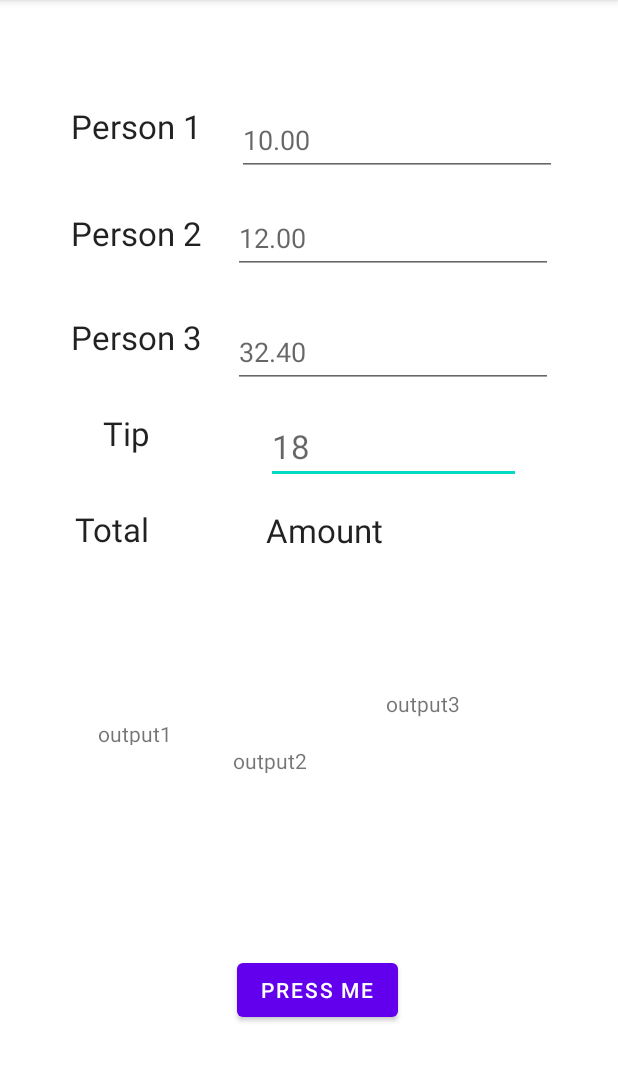
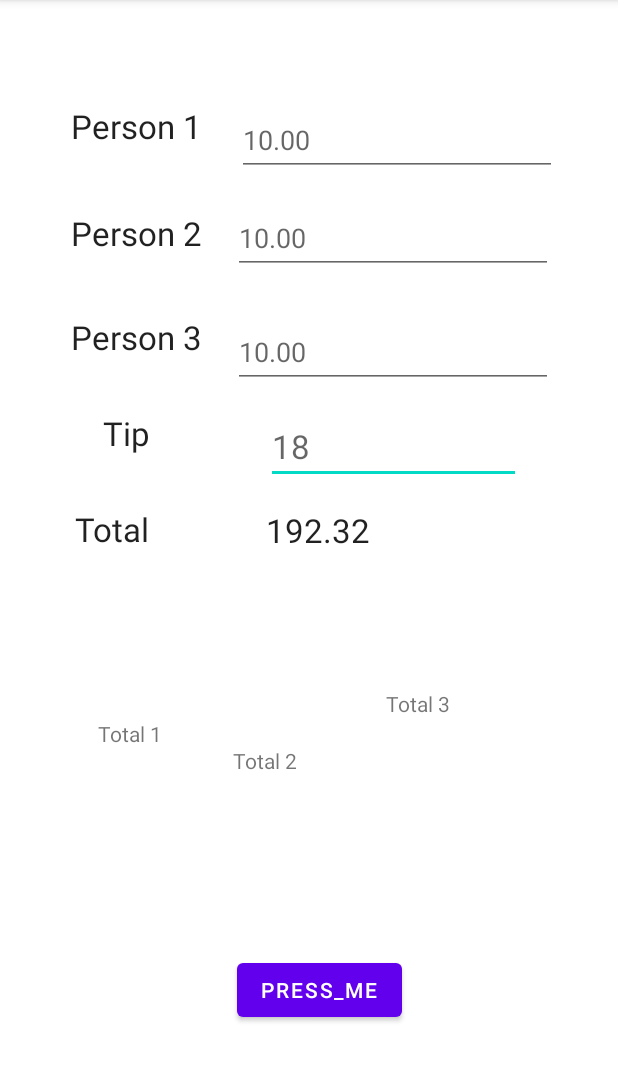
Before and after one commit to vhegde14/tip-calculator, an Android app: the screen it shows after launch (MainActivity), on a phone screen of 412 x 824 dp, the part 84-1166 px from its top. Run offline under Robolectric (Android 15) with nearby library versions, the phone set to English and light mode, and no system bars.

Commit message:
Initial commit

```diff
--- a/app/src/main/res/layout/activity_main.xml
+++ b/app/src/main/res/layout/activity_main.xml
@@ -2,7 +2,7 @@
 <androidx.constraintlayout.widget.ConstraintLayout xmlns:android="http://schemas.android.com/apk/res/android"
     xmlns:app="http://schemas.android.com/apk/res-auto"
     xmlns:tools="http://schemas.android.com/tools"
-    android:id="@+id/Meal_4"
+    android:id="@+id/Overall"
     android:layout_width="match_parent"
     android:layout_height="match_parent"
     tools:context=".MainActivity">
@@ -14,7 +14,7 @@
         android:layout_marginStart="158dp"
         android:layout_marginEnd="144dp"
         android:layout_marginBottom="84dp"
-        android:text="@string/press_me"
+        android:text="press_me"
         app:layout_constraintBottom_toBottomOf="parent"
         app:layout_constraintEnd_toEndOf="parent"
         app:layout_constraintHorizontal_bias="0.0"
@@ -26,7 +26,7 @@
         android:layout_height="wrap_content"
         android:layout_marginStart="47dp"
         android:layout_marginTop="69dp"
-        android:text="@string/person_1"
+        android:text="Person 1"
         android:textAppearance="@style/TextAppearance.AppCompat.Large"
         app:layout_constraintStart_toStartOf="parent"
         app:layout_constraintTop_toTopOf="parent" />
@@ -38,7 +38,7 @@
         android:layout_marginStart="47dp"
         android:layout_marginTop="42dp"
         android:layout_marginBottom="38dp"
-        android:text="@string/person_2"
+        android:text="Person 2"
         android:textAppearance="@style/TextAppearance.AppCompat.Large"
         app:layout_constraintBottom_toTopOf="@+id/person_3"
         app:layout_constraintStart_toStartOf="parent"
@@ -51,7 +51,7 @@
         android:layout_marginStart="47dp"
         android:layout_marginTop="40dp"
         android:layout_marginEnd="312dp"
-        android:text="@string/person_3"
+        android:text="Person 3"
         android:textAppearance="@style/TextAppearance.AppCompat.Large"
         app:layout_constraintEnd_toEndOf="parent"
         app:layout_constraintHorizontal_bias="0.0"
@@ -65,7 +65,7 @@
         android:layout_marginStart="47dp"
         android:layout_marginTop="104dp"
         android:layout_marginEnd="312dp"
-        android:text="@string/tip"
+        android:text="Tip"
         android:textAppearance="@style/TextAppearance.AppCompat.Large"
         app:layout_constraintEnd_toEndOf="parent"
         app:layout_constraintHorizontal_bias="1.0"
@@ -80,7 +80,7 @@
         android:layout_marginTop="16dp"
         android:layout_marginEnd="64dp"
         android:autofillHints=""
-        android:hint="@string/tip_percent_exp"
+        android:hint="18"
         android:inputType="numberDecimal"
         android:textAppearance="@style/TextAppearance.AppCompat.Large"
         app:layout_constraintEnd_toEndOf="parent"
@@ -96,7 +96,7 @@
         android:layout_marginStart="77dp"
         android:layout_marginTop="80dp"
         android:layout_marginEnd="64dp"
-        android:text="@string/amount"
+        android:text="192.32"
         android:textAppearance="@style/TextAppearance.AppCompat.Large"
         app:layout_constraintEnd_toEndOf="parent"
         app:layout_constraintHorizontal_bias="0.0"
@@ -110,7 +110,7 @@
         android:layout_marginStart="47dp"
         android:layout_marginTop="168dp"
         android:layout_marginEnd="312dp"
-        android:text="@string/total"
+        android:text="Total"
         android:textAppearance="@style/TextAppearance.AppCompat.Large"
         app:layout_constraintEnd_toEndOf="parent"
         app:layout_constraintHorizontal_bias="1.0"
@@ -128,7 +128,7 @@
         android:layout_marginBottom="17dp"
         android:autofillHints=""
         android:ems="10"
-        android:hint="@string/meal1_input"
+        android:hint="10.00"
         android:inputType="numberDecimal"
         android:minHeight="48dp"
         app:layout_constraintBottom_toTopOf="@+id/Meal_2"
@@ -145,7 +145,7 @@
         android:layout_marginEnd="43dp"
         android:autofillHints=""
         android:ems="10"
-        android:hint="@string/meal3_input"
+        android:hint="10.00"
         android:minHeight="48dp"
         app:layout_constraintEnd_toEndOf="parent"
         app:layout_constraintTop_toBottomOf="@+id/Meal_2"
@@ -158,7 +158,7 @@
         android:layout_marginTop="17dp"
         android:layout_marginEnd="43dp"
         android:ems="10"
-        android:hint="@string/meal2_input"
+        android:hint="10.00"
         android:importantForAutofill="no"
         android:inputType="numberDecimal"
         android:minHeight="48dp"
@@ -172,7 +172,7 @@
         android:layout_height="18dp"
         android:layout_marginTop="66dp"
         android:layout_marginBottom="66dp"
-        android:text="@string/meal2output"
+        android:text="Total 2"
         app:layout_constraintBottom_toTopOf="@+id/button"
         app:layout_constraintEnd_toStartOf="@+id/meal3output"
         app:layout_constraintStart_toEndOf="@+id/meal1output"
@@ -185,7 +185,7 @@
         android:layout_marginStart="270dp"
         android:layout_marginTop="74dp"
         android:layout_marginBottom="271dp"
-        android:text="@string/meal1output"
+        android:text="Total 1"
         app:layout_constraintBottom_toBottomOf="parent"
         app:layout_constraintEnd_toStartOf="@+id/meal2output"
         app:layout_constraintStart_toStartOf="parent"
@@ -199,11 +199,10 @@
         android:layout_marginTop="183dp"
         android:layout_marginEnd="250dp"
         android:layout_marginBottom="271dp"
-        android:text="@string/meal3output"
+        android:text="Total 3 "
         app:layout_constraintBottom_toBottomOf="parent"
         app:layout_constraintEnd_toEndOf="parent"
         app:layout_constraintStart_toEndOf="@+id/meal2output"
         app:layout_constraintTop_toBottomOf="@+id/Meal_3" />
 
-
 </androidx.constraintlayout.widget.ConstraintLayout>
```
Also changed, not shown: app/src/main/java/com/example/kotlin_practice/MainActivity.kt (+0 -16 lines), build.gradle (added, +10 -0 lines), gradle.properties (added, +23 -0 lines), settings.gradle (added, +16 -0 lines), gradle/wrapper/gradle-wrapper.properties (added), 4 other files.
